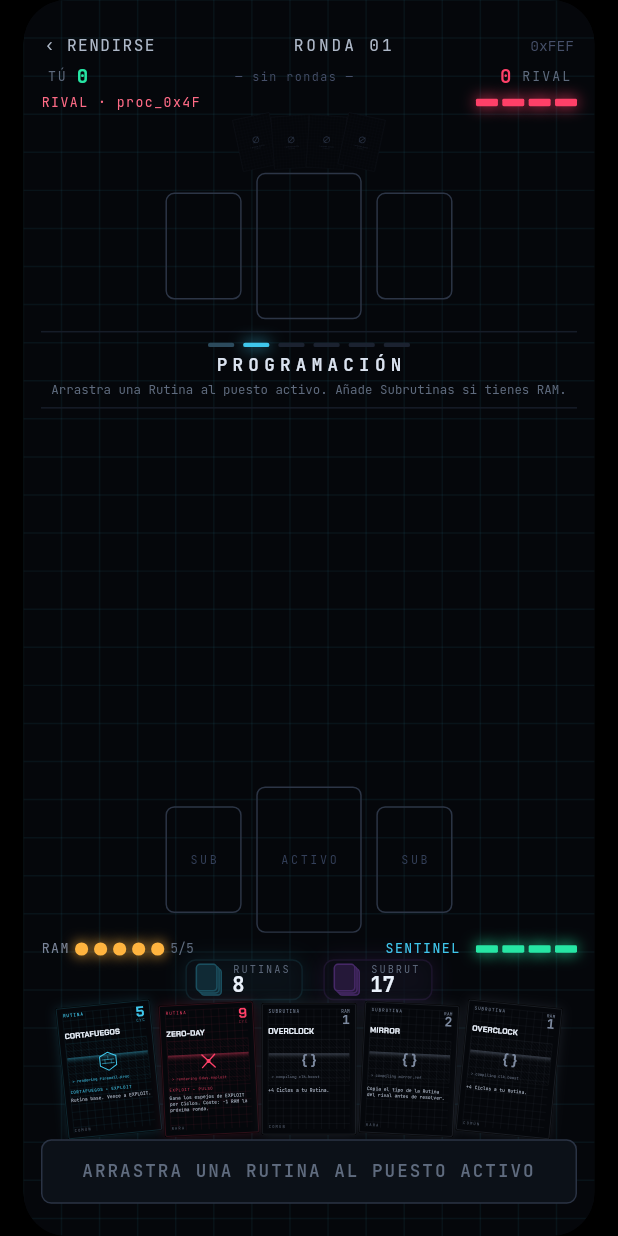
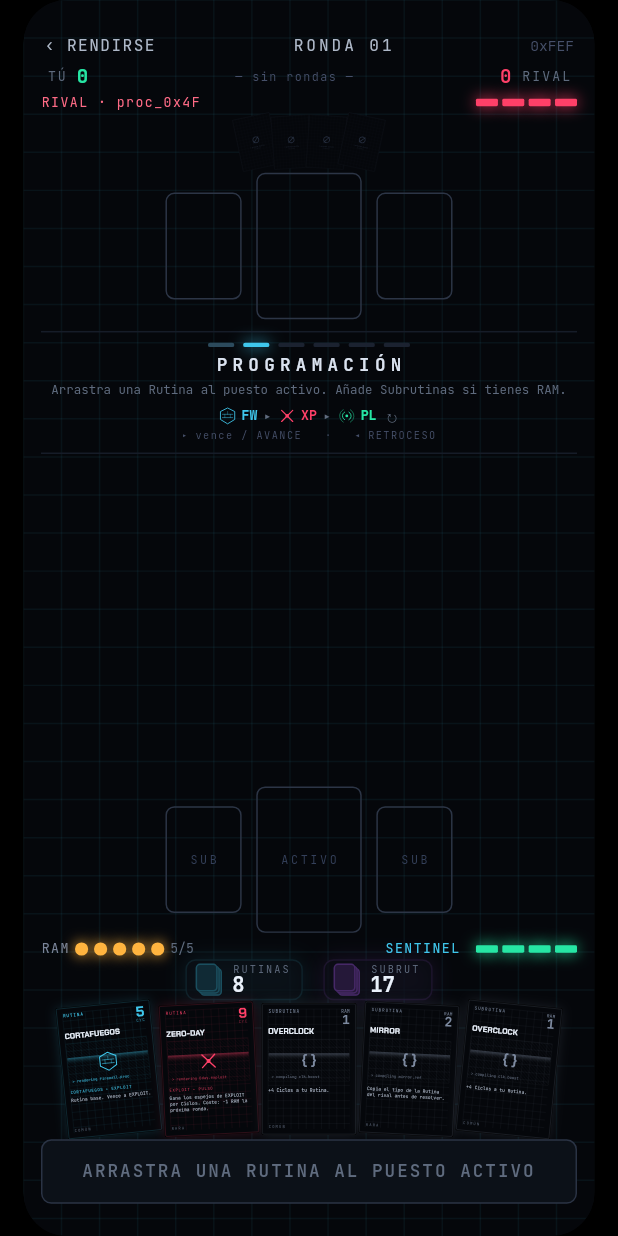
Before and after one commit to GStyleM562/RiceRDS, a Flutter app: the screen it shows after launch, after a tap on an icon or button, on a phone screen of 412 x 824 dp. Run offline on Flutter 3.47's test engine with Material 3 defaults, Android fonts, the phone set to English and light mode, and no system bars; our stand-ins replace audioplayers, google_fonts, shared_preferences; statements that could not run were skipped.

Commit message:
ui(mesa): leyenda del ciclo de fuerza + badge de transformacion de tipo
Leyenda CORTAFUEGOS-EXPLOIT-PULSO con flechas (avance/retroceso) durante programacion. La Rutina activa muestra a que tipo se transformo por shifts/mirror (propios o del rival).

```diff
--- a/nodehack_app/lib/screens/match_screen.dart
+++ b/nodehack_app/lib/screens/match_screen.dart
@@ -250,9 +250,11 @@ class _MatchScreenState extends State<MatchScreen> {
           Row(mainAxisAlignment: MainAxisAlignment.center, children: [
             _slot(width: 52, height: 73, child: _execWrapMaybe(_oppSub(opp, 0), 1, NH.xp)),
             const SizedBox(width: 10),
-            _slot(width: 72, height: 100, filled: opp != null, child: opp != null
-                ? (c.revealed ? _execWrap(_oppCard(opp.rutina, 72), 0, NH.xp) : const CardBackView(width: 72, seed: 42))
-                : null),
+            _morphOverlay(
+              _slot(width: 72, height: 100, filled: opp != null, child: opp != null
+                  ? (c.revealed ? _execWrap(_oppCard(opp.rutina, 72), 0, NH.xp) : const CardBackView(width: 72, seed: 42))
+                  : null),
+              c.result?.oppType, opp?.rutina.type),
             const SizedBox(width: 10),
             _slot(width: 52, height: 73, child: _execWrapMaybe(_oppSub(opp, 1), 2, NH.xp)),
           ]),
@@ -286,12 +288,68 @@ class _MatchScreenState extends State<MatchScreen> {
         if (!showResult) ...[
           const SizedBox(height: 3),
           Text(c.phase.hint, textAlign: TextAlign.center, style: NH.mono(size: 8.5, color: NH.dim)),
+          const SizedBox(height: 6),
+          _cycleLegend(),
         ],
         if (showResult) _resultBanner(r),
         if (showResult) _explanation(r),
       ]),
     );
   }
+
+  // Ciclo de fuerza: CORTAFUEGOS ▸ EXPLOIT ▸ PULSO ▸ (vuelve). El ▸ = "vence a" y
+  // es la dirección de AVANCE (las subrutinas de retroceso van al revés).
+  Widget _cycleLegend() {
+    Widget chip(CType t) => Row(mainAxisSize: MainAxisSize.min, children: [
+          Sigil(type: t, size: 13),
+          const SizedBox(width: 3),
+          Text(t.short, style: NH.mono(size: 9, weight: FontWeight.w700, color: Color(t.color))),
+        ]);
+    Widget arrow() => Padding(
+          padding: const EdgeInsets.symmetric(horizontal: 5),
+          child: Text('▸', style: NH.mono(size: 11, color: NH.dim)),
+        );
+    return Column(mainAxisSize: MainAxisSize.min, children: [
+      Row(mainAxisAlignment: MainAxisAlignment.center, children: [
+        chip(CType.firewall),
+        arrow(),
+        chip(CType.exploit),
+        arrow(),
+        chip(CType.signal),
+        Padding(padding: const EdgeInsets.only(left: 5), child: Text('↻', style: NH.mono(size: 11, color: NH.dim))),
+      ]),
+      const SizedBox(height: 2),
+      Text('▸ vence / AVANCE   ·   ◂ RETROCESO', style: NH.mono(size: 7, color: NH.dim2, spacing: 1)),
+    ]);
+  }
+
+  // Si una Rutina cambió de tipo por shifts/mirror, muestra "origen ▸ tipo final"
+  // sobre la carta activa durante ejecución/resultado.
+  Widget _morphOverlay(Widget card, CType? finalType, CType? orig) {
+    final phaseOk = c.phase.id == 'ejecucion' || c.phase.id == 'resultado';
+    if (!phaseOk || finalType == null || orig == null || finalType == orig) return card;
+    return Stack(clipBehavior: Clip.none, alignment: Alignment.center, children: [
+      card,
+      Positioned(bottom: 4, left: 0, right: 0, child: Center(child: _morphChip(orig, finalType))),
+    ]);
+  }
+
+  Widget _morphChip(CType from, CType to) => Container(
+        padding: const EdgeInsets.symmetric(horizontal: 4, vertical: 2),
+        decoration: BoxDecoration(
+          color: NH.a(const Color(0xFF06080D), .92),
+          borderRadius: BorderRadius.circular(6),
+          border: Border.all(color: Color(to.color)),
+          boxShadow: [BoxShadow(color: NH.a(Color(to.color), .45), blurRadius: 9)],
+        ),
+        child: Row(mainAxisSize: MainAxisSize.min, children: [
+          Sigil(type: from, size: 10),
+          Text('▸', style: NH.mono(size: 9, color: NH.dim)),
+          Sigil(type: to, size: 12),
+          const SizedBox(width: 2),
+          Text(to.short, style: NH.mono(size: 8, weight: FontWeight.w700, color: Color(to.color))),
+        ]),
+      );
 
   // Log persistente que EXPLICA por qué fue ese resultado.
   Widget _explanation(RoundResult r) {
@@ -376,7 +434,7 @@ class _MatchScreenState extends State<MatchScreen> {
           Row(mainAxisAlignment: MainAxisAlignment.center, children: [
             _dropSlot('sub0', 52, 73, e.subs[0]),
             const SizedBox(width: 10),
-            _dropSlot('active', 72, 100, e.active, glow: true),
+            _morphOverlay(_dropSlot('active', 72, 100, e.active, glow: true), c.result?.youType, e.active?.type),
             const SizedBox(width: 10),
             _dropSlot('sub1', 52, 73, e.subs[1]),
           ]),
```
